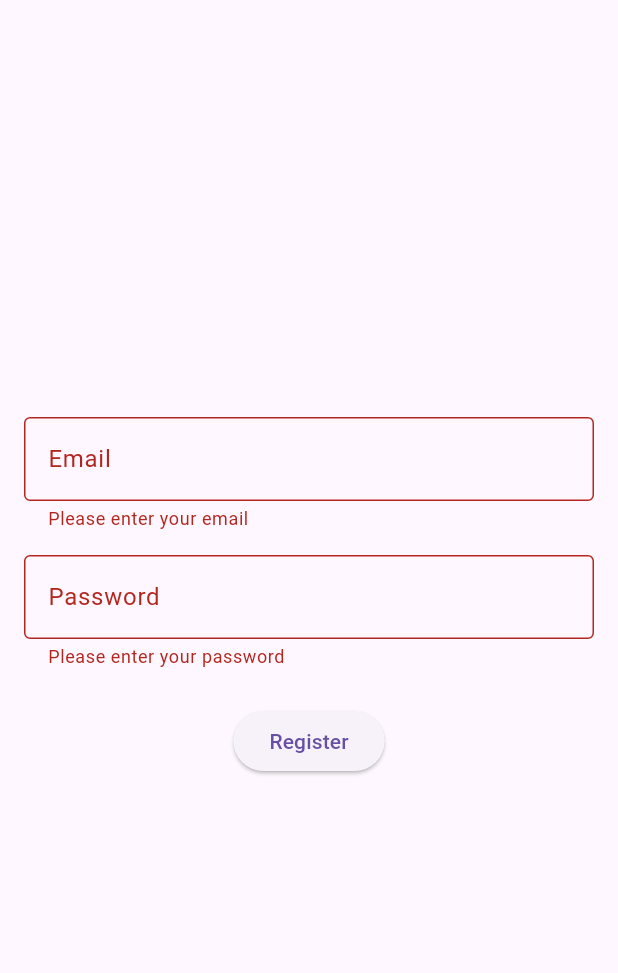
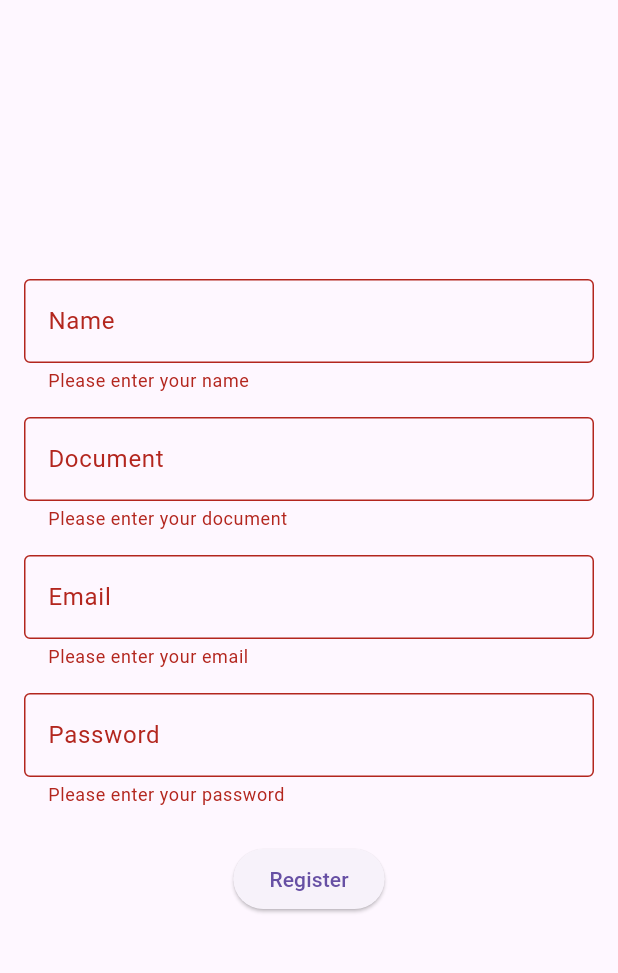
Before and after one commit to GeorgeLN/jules_psa, a Flutter app: the RegisterMobileScreen screen opened directly, after a tap on "Register", on a phone screen of 412 x 824 dp, the part 63-1036 px from its top. Run offline on Flutter 3.47's test engine with Material 3 defaults, Android fonts, the phone set to English and light mode, and no system bars; our stand-ins replace audioplayers, carousel_slider, cloud_firestore, firebase_auth, firebase_core, firebase_storage and 2 more; accounts and stored records are empty.

Commit message:
Fix: Completar formulario de registro y lógica de creación de usuario
Se añadieron los campos 'nombre' y 'documento' al formulario de registro en 'register_mobile_screen.dart' para que coincida con el modelo de datos del usuario.

Se actualizó 'auth_repository.dart' para que el método 'createUserWithEmailAndPassword' acepte los nuevos campos.

Ahora, al registrar un nuevo usuario, se crea un documento en la colección 'Usuarios' de Firestore, utilizando el documento de identidad como ID.

Adicionalmente, se crea una carpeta en Firebase Storage con el nombre del documento de identidad del usuario.

```diff
--- a/lib/data/repositories/auth_repository.dart
+++ b/lib/data/repositories/auth_repository.dart
@@ -1,12 +1,18 @@
 
+import 'package:cloud_firestore/cloud_firestore.dart';
 import 'package:firebase_auth/firebase_auth.dart';
+import 'package:firebase_storage/firebase_storage.dart';
+import 'package:pain_scale_app/data/models/user_model.dart';
 
 class AuthRepository {
   final FirebaseAuth _auth = FirebaseAuth.instance;
+  final FirebaseFirestore _firestore = FirebaseFirestore.instance;
+  final FirebaseStorage _storage = FirebaseStorage.instance;
 
   Future<User?> signInWithEmailAndPassword(String email, String password) async {
     try {
-      final UserCredential userCredential = await _auth.signInWithEmailAndPassword(
+      final UserCredential userCredential =
+          await _auth.signInWithEmailAndPassword(
         email: email,
         password: password,
       );
@@ -18,13 +24,34 @@ class AuthRepository {
     }
   }
 
-  Future<User?> createUserWithEmailAndPassword(String email, String password) async {
+  Future<User?> createUserWithEmailAndPassword(
+      String email, String password, String name, String document) async {
     try {
-      final UserCredential userCredential = await _auth.createUserWithEmailAndPassword(
+      final UserCredential userCredential =
+          await _auth.createUserWithEmailAndPassword(
         email: email,
         password: password,
       );
-      return userCredential.user;
+
+      final user = userCredential.user;
+
+      if (user != null) {
+        final userModel = UserModel(
+          correo: email,
+          nombre: name,
+          documento: document,
+          pacientes: {},
+        );
+
+        await _firestore
+            .collection('Usuarios')
+            .doc(document)
+            .set(userModel.toJson());
+
+        await _storage.ref().child(document).child('.placeholder').putString('');
+      }
+
+      return user;
     } on FirebaseAuthException catch (e) {
       // ignore: avoid_print
       print('Failed to create user with email and password: ${e.message}');
--- a/lib/screens/mobile/register_mobile_screen.dart
+++ b/lib/screens/mobile/register_mobile_screen.dart
@@ -13,21 +13,28 @@ class RegisterMobileScreen extends StatefulWidget {
 class _RegisterMobileScreenState extends State<RegisterMobileScreen> {
   final _emailController = TextEditingController();
   final _passwordController = TextEditingController();
+  final _nameController = TextEditingController();
+  final _documentController = TextEditingController();
   final _formKey = GlobalKey<FormState>();
 
   @override
   void dispose() {
     _emailController.dispose();
     _passwordController.dispose();
+    _nameController.dispose();
+    _documentController.dispose();
     super.dispose();
   }
 
   Future<void> _register() async {
     if (_formKey.currentState!.validate()) {
-      final authRepository = Provider.of<AuthRepository>(context, listen: false);
+      final authRepository =
+          Provider.of<AuthRepository>(context, listen: false);
       final user = await authRepository.createUserWithEmailAndPassword(
         _emailController.text,
         _passwordController.text,
+        _nameController.text,
+        _documentController.text,
       );
 
       if (user != null) {
@@ -60,6 +67,34 @@ class _RegisterMobileScreenState extends State<RegisterMobileScreen> {
           child: Column(
             mainAxisAlignment: MainAxisAlignment.center,
             children: [
+              TextFormField(
+                controller: _nameController,
+                decoration: const InputDecoration(
+                  labelText: 'Name',
+                  border: OutlineInputBorder(),
+                ),
+                validator: (value) {
+                  if (value == null || value.isEmpty) {
+                    return 'Please enter your name';
+                  }
+                  return null;
+                },
+              ),
+              const SizedBox(height: 16),
+              TextFormField(
+                controller: _documentController,
+                decoration: const InputDecoration(
+                  labelText: 'Document',
+                  border: OutlineInputBorder(),
+                ),
+                validator: (value) {
+                  if (value == null || value.isEmpty) {
+                    return 'Please enter your document';
+                  }
+                  return null;
+                },
+              ),
+              const SizedBox(height: 16),
               TextFormField(
                 controller: _emailController,
                 decoration: const InputDecoration(
```
